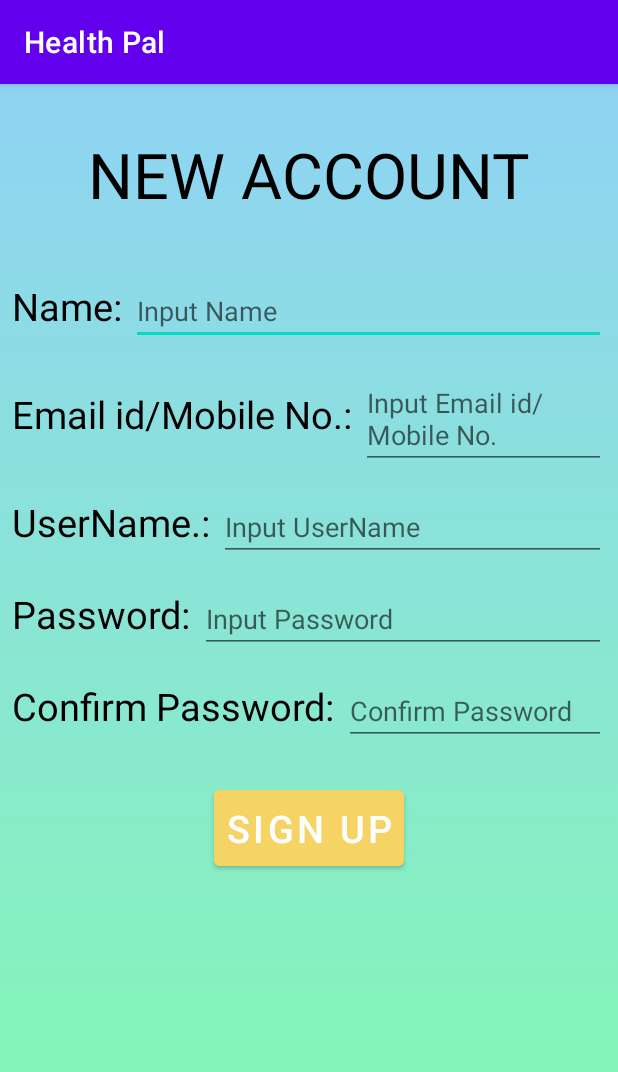
After one commit to anisha-01-phoenix/health-companion, an Android app: the Activity1 screen opened directly, with no data from a screen before it, on a phone screen of 412 x 824 dp. The commit adds this screen. Shown: the top 1072 px of the screen. Run offline under Robolectric (Android 15) with nearby library versions, the phone set to English and light mode, and no system bars.

Commit message:
health-companion

```diff
--- a/app/src/main/AndroidManifest.xml
+++ b/app/src/main/AndroidManifest.xml
@@ -9,6 +9,9 @@
         android:roundIcon="@mipmap/ic_launcher_round"
         android:supportsRtl="true"
         android:theme="@style/Theme.HealthPal">
+        <activity android:name=".Dashboard"></activity>
+        <activity android:name=".Activity1" />
+        <activity android:name=".Activity2" />
         <activity android:name=".MainActivity">
             <intent-filter>
                 <action android:name="android.intent.action.MAIN" />
--- /dev/null
+++ b/app/src/main/java/com/example/healthpal/Activity1.java
@@ -0,0 +1,30 @@
+package com.example.healthpal;
+
+import androidx.appcompat.app.AppCompatActivity;
+
+import android.content.Intent;
+import android.os.Bundle;
+import android.view.View;
+import android.widget.Button;
+
+public class Activity1 extends AppCompatActivity {
+
+    @Override
+    protected void onCreate(Bundle savedInstanceState) {
+        super.onCreate(savedInstanceState);
+        setContentView(R.layout.activity_1);
+
+        Button button3=findViewById(R.id.button3);
+        button3.setOnClickListener(new View.OnClickListener() {
+            @Override
+            public void onClick(View v) {
+                openDashboard();
+            }
+        });
+    }
+    public void openDashboard()
+    {
+        Intent intent=new Intent(this, Dashboard.class);
+        startActivity(intent);
+    }
+}
--- /dev/null
+++ b/app/src/main/res/drawable/gradient_background.xml
@@ -0,0 +1,15 @@
+<?xml version="1.0" encoding="utf-8"?>
+<selector xmlns:android="http://schemas.android.com/apk/res/android">
+
+    <item>
+
+        <shape>
+
+            <gradient
+                android:angle="90"
+                android:startColor="#84fab0"
+                android:endColor="#8fd3f4"
+                android:type="linear"/>
+        </shape>
+    </item>
+</selector>
--- /dev/null
+++ b/app/src/main/res/layout/activity_1.xml
@@ -0,0 +1,145 @@
+<?xml version="1.0" encoding="utf-8"?>
+<LinearLayout xmlns:android="http://schemas.android.com/apk/res/android"
+    xmlns:app="http://schemas.android.com/apk/res-auto"
+    xmlns:tools="http://schemas.android.com/tools"
+    android:layout_width="match_parent"
+    android:layout_height="match_parent"
+    tools:context=".Activity2"
+    android:orientation="vertical"
+    android:background="@drawable/gradient_background">
+
+
+    <TextView
+        android:layout_width="wrap_content"
+        android:layout_height="wrap_content"
+        android:layout_gravity="center"
+        android:text="NEW ACCOUNT"
+        android:textSize="42dp"
+        android:textColor="@color/black"
+        android:layout_marginTop="32dp"
+        app:layout_constraintBottom_toBottomOf="parent"
+        app:layout_constraintHorizontal_bias="0.0"
+        app:layout_constraintLeft_toLeftOf="parent"
+        app:layout_constraintRight_toRightOf="parent"
+        app:layout_constraintTop_toTopOf="parent"
+        app:layout_constraintVertical_bias="0.025" />
+
+
+    <LinearLayout
+        android:layout_width="match_parent"
+        android:layout_height="wrap_content"
+        android:orientation="horizontal"
+        android:layout_marginTop="32dp"
+        android:padding="8dp">
+
+        <TextView
+            android:layout_width="wrap_content"
+            android:layout_height="wrap_content"
+            android:text="Name: "
+            android:textColor="@color/black"
+            android:textSize="25dp" />
+
+        <EditText
+            android:layout_width="match_parent"
+            android:layout_height="wrap_content"
+            android:hint="Input Name"/>
+
+    </LinearLayout>
+    <LinearLayout
+        android:layout_width="match_parent"
+        android:layout_height="wrap_content"
+        android:orientation="horizontal"
+        android:padding="8dp">
+
+        <TextView
+            android:layout_width="wrap_content"
+            android:layout_height="wrap_content"
+            android:text="Email id/Mobile No.: "
+            android:textColor="@color/black"
+            android:textSize="25dp" />
+
+        <EditText
+            android:layout_width="match_parent"
+            android:layout_height="wrap_content"
+            android:hint="Input Email id/Mobile No."/>
+
+    </LinearLayout>
+
+    <LinearLayout
+        android:layout_width="match_parent"
+        android:layout_height="wrap_content"
+        android:orientation="horizontal"
+        android:padding="8dp">
+
+        <TextView
+            android:layout_width="wrap_content"
+            android:layout_height="wrap_content"
+            android:text="UserName.: "
+            android:textColor="@color/black"
+            android:textSize="25dp" />
+
+        <EditText
+            android:layout_width="match_parent"
+            android:layout_height="wrap_content"
+            android:hint="Input UserName"/>
+
+    </LinearLayout>
+
+    <LinearLayout
+        android:layout_width="match_parent"
+        android:layout_height="wrap_content"
+        android:orientation="horizontal"
+        android:padding="8dp">
+
+        <TextView
+            android:layout_width="wrap_content"
+            android:layout_height="wrap_content"
+            android:text="Password: "
+            android:textColor="@color/black"
+            android:textSize="25dp" />
+
+        <EditText
+            android:layout_width="match_parent"
+            android:layout_height="wrap_content"
+            android:hint="Input Password"/>
+
+    </LinearLayout>
+    <LinearLayout
+        android:layout_width="match_parent"
+        android:layout_height="wrap_content"
+        android:orientation="horizontal"
+        android:padding="8dp">
+
+        <TextView
+            android:layout_width="wrap_content"
+            android:layout_height="wrap_content"
+            android:text="Confirm Password: "
+            android:textColor="@color/black"
+            android:textSize="25dp" />
+
+        <EditText
+            android:layout_width="match_parent"
+            android:layout_height="wrap_content"
+            android:hint="Confirm Password"/>
+
+    </LinearLayout>
+
+
+
+    <Button
+        android:id="@+id/button3"
+        android:layout_width="wrap_content"
+        android:layout_height="wrap_content"
+        android:text="SIGN UP"
+        android:textSize="25dp"
+        android:padding="8dp"
+        android:layout_marginTop="16dp"
+        android:layout_gravity="center"
+        android:backgroundTint="#f6d365"/>
+
+
+
+
+
+
+</LinearLayout>
```
Also changed, not shown: app/src/main/java/com/example/healthpal/Activity2.java (added, +30 -0 lines), app/src/main/java/com/example/healthpal/Dashboard.java (added, +14 -0 lines), app/src/main/java/com/example/healthpal/MainActivity.java (+35 -2 lines), app/src/main/res/layout/activity_2.xml (added, +89 -0 lines), app/src/main/res/layout/activity_dashboard.xml (added, +108 -0 lines), app/src/main/res/layout/activity_main.xml (+9 -3 lines), app/src/main/res/drawable-v24/exercise.png (added), app/src/main/res/drawable-v24/pedometer.png (added), app/src/main/res/drawable-v24/sleep.png (added), app/src/main/res/drawable-v24/water.png (added), 6 other files.
